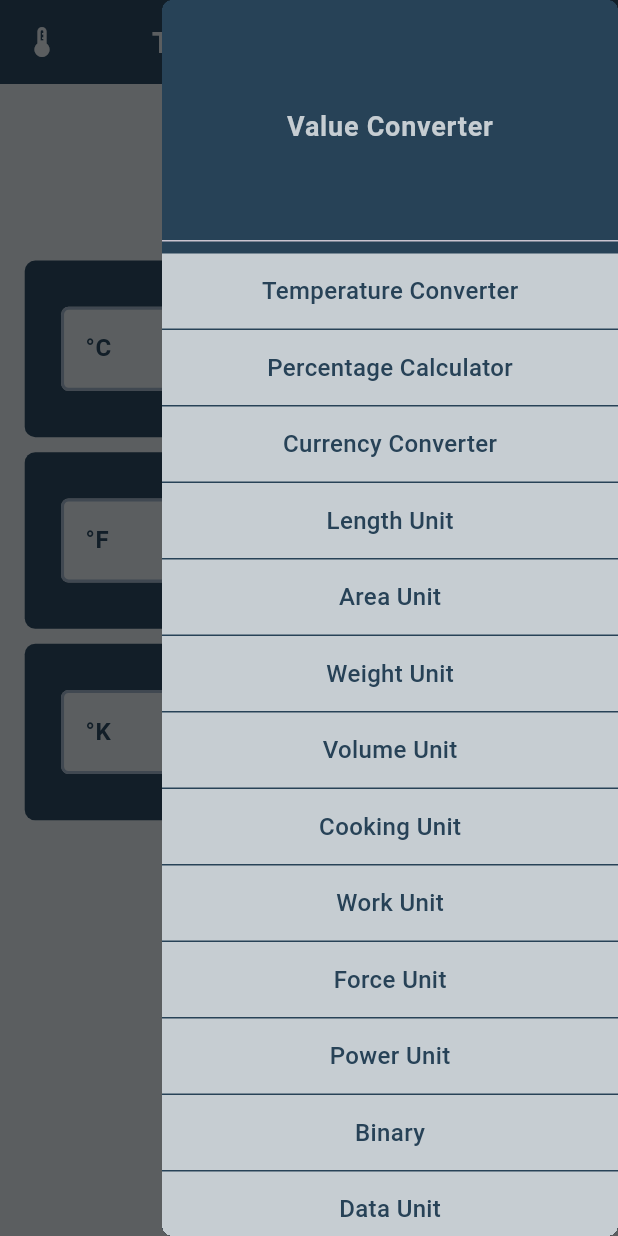
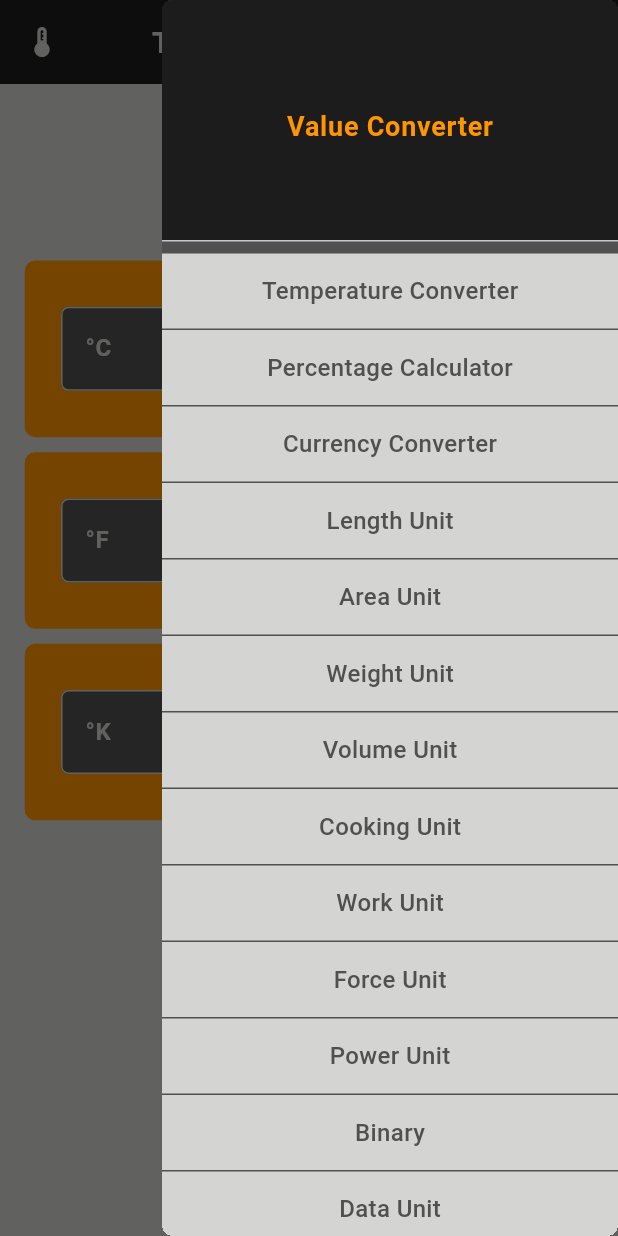
Before and after one commit to m-mhe/value_converter, a Flutter app: the TemperatureConverterScreen screen opened directly, with the side drawer open, on a phone screen of 412 x 824 dp. Run offline on Flutter 3.47's test engine with Material 3 defaults, Android fonts, the light colour scheme and no system bars.

Commit message:
Color has changed in theme.

```diff
--- a/lib/app.dart
+++ b/lib/app.dart
@@ -1,5 +1,6 @@
 import 'package:flutter/material.dart';
 import 'package:value_converter/ui/screen/home_navigator_screen.dart';
+import 'package:value_converter/ui/widget/app_color.dart';
 import 'package:value_converter/ui/widget/app_theme.dart';
 
 class MyApp extends StatelessWidget {
@@ -20,16 +21,16 @@ class MyApp extends StatelessWidget {
   ThemeData darkTheme() {
     return ThemeData(
       appBarTheme: AppBarTheme(
-        backgroundColor: Color(0xff274257),
-        foregroundColor: Color(0xffC6CDD2),
+        backgroundColor: AppColor.secondaryColor,
+        foregroundColor: AppColor.primaryColor,
         centerTitle: true,
-        titleTextStyle: TextStyle(fontSize: 20, fontWeight: FontWeight.w600, color: Color(0xffC6CDD2))
+        titleTextStyle: TextStyle(fontSize: 20, fontWeight: FontWeight.w600, color: AppColor.primaryColor)
       ),
-      scaffoldBackgroundColor: Color(0xffC6CDD2),
+      scaffoldBackgroundColor: AppColor.primaryColor,
       elevatedButtonTheme: ElevatedButtonThemeData(
         style: ElevatedButton.styleFrom(
-          backgroundColor: Color(0xff274257),
-          foregroundColor: Color(0xffC6CDD2),
+          backgroundColor: AppColor.thirdColor,
+          foregroundColor: AppColor.primaryColor,
           textStyle: TextStyle(fontSize: 14, fontWeight: FontWeight.w500),
           shape: RoundedRectangleBorder(
             borderRadius: BorderRadius.circular(7)
@@ -38,18 +39,28 @@ class MyApp extends StatelessWidget {
       ),
       inputDecorationTheme: InputDecorationTheme(
         filled: true,
-        fillColor: Color(0xffC6CDD2),
+        fillColor: AppColor.thirdColor,
         labelStyle: TextStyle(
-          color: Color(0xff274257),
+          color: AppColor.primaryColor,
           fontWeight: FontWeight.w600
         ),
         hintStyle: TextStyle(
-            color: Color(0xff274257),
+            color: AppColor.primaryColor,
             fontWeight: FontWeight.w500
+        ),
+        prefixStyle: TextStyle(
+            color: AppColor.primaryColor,
+            fontWeight: FontWeight.w500,
+          fontSize: 16,
+        ),
+        suffixStyle: TextStyle(
+            color: AppColor.primaryColor,
+            fontWeight: FontWeight.w500,
+          fontSize: 16,
         ),
         enabledBorder: OutlineInputBorder(
           borderRadius: BorderRadius.circular(5),
-          borderSide: BorderSide(color: Color(0xff8B9DB0), width: 2)
+          borderSide: BorderSide(color: AppColor.primaryColor, width: 1)
         ),
         focusedBorder: OutlineInputBorder(
             borderRadius: BorderRadius.circular(5),
@@ -57,7 +68,7 @@ class MyApp extends StatelessWidget {
         ),
       ),
       drawerTheme: DrawerThemeData(
-        backgroundColor: Color(0xff274257),
+        backgroundColor: AppColor.thirdColor,
         endShape: RoundedRectangleBorder(
           borderRadius: BorderRadius.circular(7)
         )
--- a/lib/ui/screen/temperature_converter_screen.dart
+++ b/lib/ui/screen/temperature_converter_screen.dart
@@ -1,6 +1,8 @@
 import 'package:flutter/material.dart';
 import 'package:value_converter/ui/widget/appDrawer.dart';
 import 'package:value_converter/ui/widget/common_app_bar.dart';
+
+import '../widget/app_color.dart';
 
 class TemperatureConverterScreen extends StatelessWidget {
   TemperatureConverterScreen({super.key});
@@ -22,7 +24,7 @@ class TemperatureConverterScreen extends StatelessWidget {
                 height: MediaQuery.sizeOf(context).height / 7,
                 width: MediaQuery.sizeOf(context).width / 1,
                 decoration: BoxDecoration(
-                    color: Color(0xff274257),
+                    color: AppColor.accentColor,
                     borderRadius: BorderRadius.circular(7)),
                 child: Center(
                   child: Padding(
@@ -33,7 +35,7 @@ class TemperatureConverterScreen extends StatelessWidget {
                       keyboardType: TextInputType.number,
                       onChanged: _onCalChange,
                       style: TextStyle(
-                          color: Color(0xff274257),
+                          color: AppColor.primaryColor,
                           fontWeight: FontWeight.w500),
                       decoration: InputDecoration(
                           hintText: 'Enter Celsius value', labelText: '°C', suffixText: '°C',),
@@ -48,7 +50,7 @@ class TemperatureConverterScreen extends StatelessWidget {
                 height: MediaQuery.sizeOf(context).height / 7,
                 width: MediaQuery.sizeOf(context).width / 1,
                 decoration: BoxDecoration(
-                    color: Color(0xff274257),
+                    color: AppColor.accentColor,
                     borderRadius: BorderRadius.circular(7)),
                 child: Center(
                   child: Padding(
@@ -59,7 +61,7 @@ class TemperatureConverterScreen extends StatelessWidget {
                       keyboardType: TextInputType.number,
                       onChanged: _onFahChange,
                       style: TextStyle(
-                          color: Color(0xff274257),
+                          color: AppColor.primaryColor,
                           fontWeight: FontWeight.w500),
                       decoration: InputDecoration(
                           hintText: 'Enter Fahrenheit value', labelText: '°F', suffixText: '°F',),
@@ -74,7 +76,7 @@ class TemperatureConverterScreen extends StatelessWidget {
                 height: MediaQuery.sizeOf(context).height / 7,
                 width: MediaQuery.sizeOf(context).width / 1,
                 decoration: BoxDecoration(
-                    color: Color(0xff274257),
+                    color: AppColor.accentColor,
                     borderRadius: BorderRadius.circular(7)),
                 child: Center(
                   child: Padding(
@@ -85,7 +87,7 @@ class TemperatureConverterScreen extends StatelessWidget {
                       keyboardType: TextInputType.number,
                       onChanged: _onKalChange,
                       style: TextStyle(
-                          color: Color(0xff274257),
+                          color: AppColor.primaryColor,
                           fontWeight: FontWeight.w500),
                       decoration: InputDecoration(
                           hintText: 'Enter Kelvin value', labelText: '°K', suffixText: '°K',),
--- a/lib/ui/widget/appDrawer.dart
+++ b/lib/ui/widget/appDrawer.dart
@@ -1,5 +1,6 @@
 import 'package:flutter/material.dart';
 import 'package:value_converter/ui/screen/temperature_converter_screen.dart';
+import 'package:value_converter/ui/widget/app_color.dart';
 import 'package:value_converter/ui/widget/percentage_screen_bottom_navigation_bar.dart';
 
 class AppDrawer extends StatelessWidget {
@@ -13,7 +14,7 @@ class AppDrawer extends StatelessWidget {
           children: [
             DrawerHeader(
               decoration: BoxDecoration(
-                color: Color(0xff274257),
+                color: AppColor.secondaryColor,
               ),
               child: InkWell(
                 onTap: (){
@@ -22,11 +23,11 @@ class AppDrawer extends StatelessWidget {
                 child: Container(
                   height: double.maxFinite,
                   width: double.maxFinite,
-                  child: const Center(
+                  child: Center(
                     child: Text(
                       'Value Converter',
                       style: TextStyle(
-                          color: Color(0xffC6CDD2),
+                          color: AppColor.accentColor,
                           fontWeight: FontWeight.w600,
                           fontSize: 18),
                     ),
@@ -39,14 +40,14 @@ class AppDrawer extends StatelessWidget {
                 Navigator.pushReplacement(context, MaterialPageRoute(builder: (context)=>TemperatureConverterScreen()));
               },
               child: Container(
-                color: Color(0xffC6CDD2),
+                color: AppColor.primaryColor,
                 height: 50,
                 width: double.maxFinite,
-                child: const Center(
+                child: Center(
                   child: Text(
                     'Temperature Converter',
                     style: TextStyle(
-                        color: Color(0xff274257),
+                        color: AppColor.thirdColor,
                         fontWeight: FontWeight.w500,
                         fontSize: 16),
                   ),
@@ -59,14 +60,14 @@ class AppDrawer extends StatelessWidget {
                 Navigator.pushReplacement(context, MaterialPageRoute(builder: (context)=>PercentageScreenBottomNavigationBar()));
               },
               child: Container(
-                color: Color(0xffC6CDD2),
+                color: AppColor.primaryColor,
                 height: 50,
                 width: double.maxFinite,
-                child: const Center(
+                child: Center(
                   child: Text(
                     'Percentage Calculator',
                     style: TextStyle(
-                        color: Color(0xff274257),
+                        color: AppColor.thirdColor,
                         fontWeight: FontWeight.w500,
                         fontSize: 16),
                   ),
@@ -77,14 +78,14 @@ class AppDrawer extends StatelessWidget {
             InkWell(
               onTap: (){},
               child: Container(
-                color: Color(0xffC6CDD2),
+                color: AppColor.primaryColor,
                 height: 50,
                 width: double.maxFinite,
-                child: const Center(
+                child: Center(
                   child: Text(
                     'Currency Converter',
                     style: TextStyle(
-                        color: Color(0xff274257),
+                        color: AppColor.thirdColor,
                         fontWeight: FontWeight.w500,
                         fontSize: 16),
                   ),
@@ -95,14 +96,14 @@ class AppDrawer extends StatelessWidget {
             InkWell(
               onTap: (){},
               child: Container(
-                color: Color(0xffC6CDD2),
+                color: AppColor.primaryColor,
                 height: 50,
                 width: double.maxFinite,
-                child: const Center(
+                child: Center(
                   child: Text(
                     'Length Unit',
                     style: TextStyle(
-                        color: Color(0xff274257),
+                        color: AppColor.thirdColor,
                         fontWeight: FontWeight.w500,
                         fontSize: 16),
                   ),
@@ -113,14 +114,14 @@ class AppDrawer extends StatelessWidget {
             InkWell(
               onTap: (){},
               child: Container(
-                color: Color(0xffC6CDD2),
+                color: AppColor.primaryColor,
                 height: 50,
                 width: double.maxFinite,
-                child: const Center(
+                child: Center(
                   child: Text(
                     'Area Unit',
                     style: TextStyle(
-                        color: Color(0xff274257),
+                        color: AppColor.thirdColor,
                         fontWeight: FontWeight.w500,
                         fontSize: 16),
                   ),
@@ -131,14 +132,14 @@ class AppDrawer extends StatelessWidget {
             InkWell(
               onTap: (){},
               child: Container(
-                color: Color(0xffC6CDD2),
+                color: AppColor.primaryColor,
                 height: 50,
                 width: double.maxFinite,
-                child: const Center(
+                child: Center(
                   child: Text(
                     'Weight Unit',
                     style: TextStyle(
-                        color: Color(0xff274257),
+                        color: AppColor.thirdColor,
                         fontWeight: FontWeight.w500,
                         fontSize: 16),
                   ),
@@ -149,14 +150,14 @@ class AppDrawer extends StatelessWidget {
             InkWell(
               onTap: (){},
               child: Container(
-                color: Color(0xffC6CDD2),
+                color: AppColor.primaryColor,
                 height: 50,
                 width: double.maxFinite,
-                child: const Center(
+                child: Center(
                   child: Text(
                     'Volume Unit',
                     style: TextStyle(
-                        color: Color(0xff274257),
+                        color: AppColor.thirdColor,
                         fontWeight: FontWeight.w500,
                         fontSize: 16),
                   ),
@@ -167,14 +168,14 @@ class AppDrawer extends StatelessWidget {
             InkWell(
               onTap: (){},
               child: Container(
-                color: Color(0xffC6CDD2),
+                color: AppColor.primaryColor,
                 height: 50,
                 width: double.maxFinite,
-                child: const Center(
+                child: Center(
                   child: Text(
                     'Cooking Unit',
                     style: TextStyle(
-                        color: Color(0xff274257),
+                        color: AppColor.thirdColor,
                         fontWeight: FontWeight.w500,
                         fontSize: 16),
                   ),
@@ -185,14 +186,14 @@ class AppDrawer extends StatelessWidget {
             InkWell(
               onTap: (){},
               child: Container(
-                color: Color(0xffC6CDD2),
+                color: AppColor.primaryColor,
                 height: 50,
                 width: double.maxFinite,
-                child: const Center(
+                child: Center(
                   child: Text(
                     'Work Unit',
                     style: TextStyle(
-                        color: Color(0xff274257),
+                        color: AppColor.thirdColor,
                         fontWeight: FontWeight.w500,
                         fontSize: 16),
                   ),
@@ -203,14 +204,14 @@ class AppDrawer extends StatelessWidget {
             InkWell(
               onTap: (){},
               child: Container(
-                color: Color(0xffC6CDD2),
+                color: AppColor.primaryColor,
                 height: 50,
                 width: double.maxFinite,
-                child: const Center(
+                child: Center(
                   child: Text(
                     'Force Unit',
                     style: TextStyle(
-                        color: Color(0xff274257),
+                        color: AppColor.thirdColor,
                         fontWeight: FontWeight.w500,
                         fontSize: 16),
                   ),
@@ -221,14 +222,14 @@ class AppDrawer extends StatelessWidget {
             InkWell(
               onTap: (){},
               child: Container(
-                color: Color(0xffC6CDD2),
+                color: AppColor.primaryColor,
                 height: 50,
                 width: double.maxFinite,
-                child: const Center(
+                child: Center(
                   child: Text(
                     'Power Unit',
                     style: TextStyle(
-                        color: Color(0xff274257),
+                        color: AppColor.thirdColor,
                         fontWeight: FontWeight.w500,
                         fontSize: 16),
                   ),
@@ -239,14 +240,14 @@ class AppDrawer extends StatelessWidget {
             InkWell(
               onTap: (){},
               child: Container(
-                color: Color(0xffC6CDD2),
+                color: AppColor.primaryColor,
                 height: 50,
                 width: double.maxFinite,
-                child: const Center(
+                child: Center(
                   child: Text(
                     'Binary',
                     style: TextStyle(
-                        color: Color(0xff274257),
+                        color: AppColor.thirdColor,
                         fontWeight: FontWeight.w500,
                         fontSize: 16),
                   ),
@@ -257,14 +258,14 @@ class AppDrawer extends StatelessWidget {
             InkWell(
               onTap: (){},
               child: Container(
-                color: Color(0xffC6CDD2),
+                color: AppColor.primaryColor,
                 height: 50,
                 width: double.maxFinite,
-                child: const Center(
+                child: Center(
                   child: Text(
                     'Data Unit',
                     style: TextStyle(
-                        color: Color(0xff274257),
+                        color: AppColor.thirdColor,
                         fontWeight: FontWeight.w500,
                         fontSize: 16),
                   ),
@@ -275,14 +276,14 @@ class AppDrawer extends StatelessWidget {
             InkWell(
               onTap: (){},
               child: Container(
-                color: Color(0xffC6CDD2),
+                color: AppColor.primaryColor,
                 height: 50,
                 width: double.maxFinite,
-                child: const Center(
+                child: Center(
                   child: Text(
                     'Speed Unit',
                     style: TextStyle(
-                        color: Color(0xff274257),
+                        color: AppColor.thirdColor,
                         fontWeight: FontWeight.w500,
                         fontSize: 16),
                   ),
@@ -293,14 +294,14 @@ class AppDrawer extends StatelessWidget {
             InkWell(
               onTap: (){},
               child: Container(
-                color: Color(0xffC6CDD2),
+                color: AppColor.primaryColor,
                 height: 50,
                 width: double.maxFinite,
-                child: const Center(
+                child: Center(
                   child: Text(
-                    'Time unit',
+                    'Time Unit',
                     style: TextStyle(
-                        color: Color(0xff274257),
+                        color: AppColor.thirdColor,
                         fontWeight: FontWeight.w500,
                         fontSize: 16),
                   ),
--- /dev/null
+++ b/lib/ui/widget/app_color.dart
@@ -0,0 +1,8 @@
+import 'package:flutter/material.dart';
+
+class AppColor{
+  static final Color primaryColor = Color(0xffD4D4D2);
+  static final Color secondaryColor = Color(0xff1C1C1C);
+  static final Color thirdColor = Color(0xff505050);
+  static final Color accentColor = Color(0xffFF9500);
+}
```
